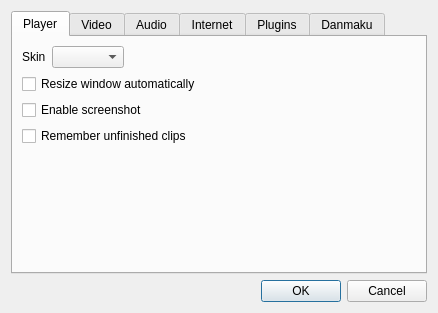
Qt form src/settingsdialog.ui (coslyk/moonplayer) before a commit.
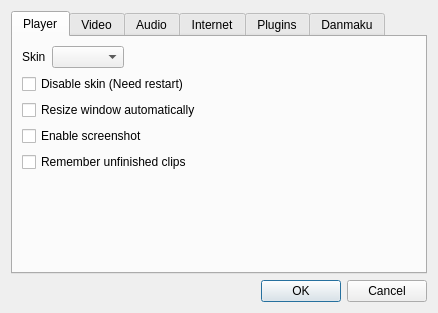
The same form after that commit.

Diff of the .ui file:
```diff
--- a/src/settingsdialog.ui
+++ b/src/settingsdialog.ui
@@ -64,6 +64,13 @@
          </property>
         </widget>
        </item>
+       <item row="4" column="0" colspan="2">
+        <widget class="QCheckBox" name="disableSkinCheckBox">
+         <property name="text">
+          <string>Disable skin (Need restart)</string>
+         </property>
+        </widget>
+       </item>
       </layout>
      </widget>
      <widget class="QWidget" name="videoTab">
```
